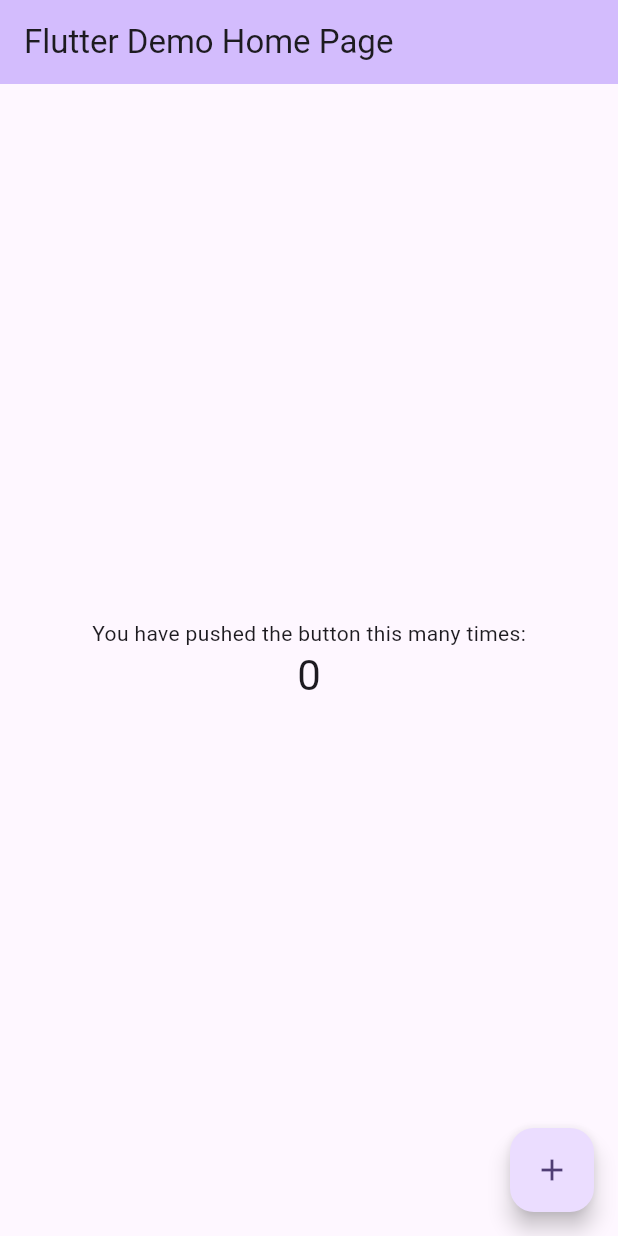
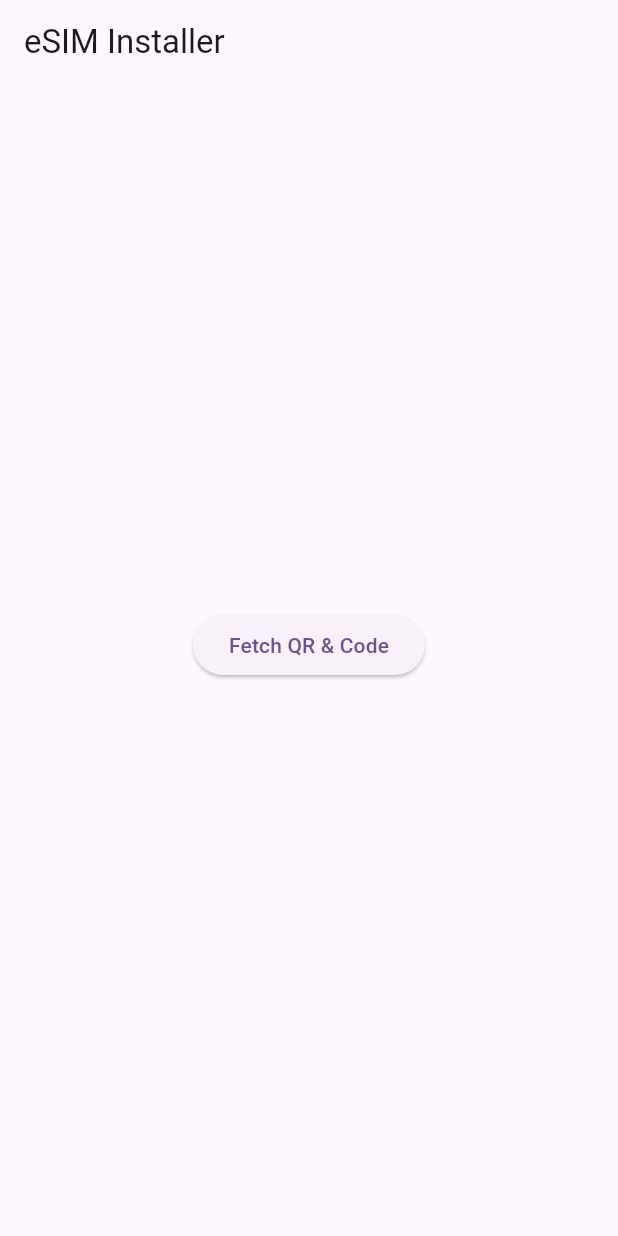
Before and after one commit to scottlever99/eSIM_Test, a Flutter app: the screen it shows after launch, on a phone screen of 412 x 824 dp. Run offline on Flutter 3.47's test engine with Material 3 defaults, Android fonts, the phone set to English and light mode, and no system bars; missing offline and left inert: esim_installer_flutter.

Commit message:
Added API tech - Need to update flutter pub get

```diff
--- a/lib/main.dart
+++ b/lib/main.dart
@@ -1,4 +1,10 @@
+import 'dart:convert';
+import 'dart:typed_data';
 import 'package:flutter/material.dart';
+import 'package:http/http.dart' as http;
+import 'package:url_launcher/url_launcher.dart';
+import 'package:esim_installer_flutter/esim_installer_flutter.dart';
+
 
 void main() {
   runApp(const MyApp());
@@ -54,69 +60,73 @@
 }
 
 class _MyHomePageState extends State<MyHomePage> {
-  int _counter = 0;
+  Uint8List? qrImageBytes;
+  String? smdpAddress;
+  String? activationToken;
+  String status = '';
 
-  void _incrementCounter() {
-    setState(() {
-      // This call to setState tells the Flutter framework that something has
-      // changed in this State, which causes it to rerun the build method below
-      // so that the display can reflect the updated values. If we changed
-      // _counter without calling setState(), then the build method would not be
-      // called again, and so nothing would appear to happen.
-      _counter++;
-    });
+  Future<void> _fetchData() async {
+    const url = 'https://esim-api.onrender.com/api/provision'; // replace with your API
+
+    try {
+      final res = await http.post(
+        Uri.parse(url),
+        headers: {'Content-Type': 'application/json'},
+        body: jsonEncode({"transType": "validate"}), // example payload
+      );
+
+      if (res.statusCode == 200) {
+        final data = jsonDecode(res.body);
+        setState(() {
+          smdpAddress = data['activationCode'].split(r'$')[1];   // e.g. rsp-3104.idemia.io
+          activationToken = data['activationCode'].split(r'$')[2]; // e.g. RWCCN‑...
+          qrImageBytes = base64Decode(data['qrImageBase64']);
+        });
+      } else {
+        setState(() => status = 'Error ${res.statusCode}');
+      }
+    } catch (e) {
+      debugPrint('Error: $e');
+    }
+  }
+
+
+  Future<void> _installEsim() async {
+    final support = await EsimInstallerFlutter().isSupportESim() ?? false;
+    if (!support) {
+      setState(() => status = 'eSIM not supported');
+      return;
+    }
+    try {
+      final result = await EsimInstallerFlutter().installESimProfile(
+        smdpAddress: smdpAddress!,
+        activationToken: activationToken!,
+      );
+      setState(() => status = 'Result: $result');
+    } catch (e) {
+      setState(() => status = 'Install error: $e');
+    }
   }
 
   @override
-  Widget build(BuildContext context) {
-    // This method is rerun every time setState is called, for instance as done
-    // by the _incrementCounter method above.
-    //
-    // The Flutter framework has been optimized to make rerunning build methods
-    // fast, so that you can just rebuild anything that needs updating rather
-    // than having to individually change instances of widgets.
+  Widget build(BuildContext ctx) {
     return Scaffold(
-      appBar: AppBar(
-        // TRY THIS: Try changing the color here to a specific color (to
-        // Colors.amber, perhaps?) and trigger a hot reload to see the AppBar
-        // change color while the other colors stay the same.
-        backgroundColor: Theme.of(context).colorScheme.inversePrimary,
-        // Here we take the value from the MyHomePage object that was created by
-        // the App.build method, and use it to set our appbar title.
-        title: Text(widget.title),
-      ),
+      appBar: AppBar(title: const Text('eSIM Installer')),
       body: Center(
-        // Center is a layout widget. It takes a single child and positions it
-        // in the middle of the parent.
-        child: Column(
-          // Column is also a layout widget. It takes a list of children and
-          // arranges them vertically. By default, it sizes itself to fit its
-          // children horizontally, and tries to be as tall as its parent.
-          //
-          // Column has various properties to control how it sizes itself and
-          // how it positions its children. Here we use mainAxisAlignment to
-          // center the children vertically; the main axis here is the vertical
-          // axis because Columns are vertical (the cross axis would be
-          // horizontal).
-          //
-          // TRY THIS: Invoke "debug painting" (choose the "Toggle Debug Paint"
-          // action in the IDE, or press "p" in the console), to see the
-          // wireframe for each widget.
-          mainAxisAlignment: MainAxisAlignment.center,
-          children: <Widget>[
-            const Text('You have pushed the button this many times:'),
-            Text(
-              '$_counter',
-              style: Theme.of(context).textTheme.headlineMedium,
-            ),
-          ],
+        child: SingleChildScrollView(
+          child: Column(mainAxisAlignment: MainAxisAlignment.center, children: [
+            ElevatedButton(onPressed: _fetchData, child: const Text('Fetch QR & Code')),
+            const SizedBox(height: 20),
+            if (qrImageBytes != null) ...[
+              Image.memory(qrImageBytes!, width: 250),
+              const SizedBox(height: 20),
+              ElevatedButton(onPressed: _installEsim, child: const Text('Install eSIM')),
+            ],
+            if (status.isNotEmpty)
+              Padding(padding: const EdgeInsets.all(16), child: Text(status)),
+          ]),
         ),
       ),
-      floatingActionButton: FloatingActionButton(
-        onPressed: _incrementCounter,
-        tooltip: 'Increment',
-        child: const Icon(Icons.add),
-      ), // This trailing comma makes auto-formatting nicer for build methods.
     );
   }
 }
--- a/pubspec.yaml
+++ b/pubspec.yaml
@@ -30,6 +30,10 @@ environment:
 dependencies:
   flutter:
     sdk: flutter
+  http: ^1.2.0  # Add this line
+  qr_flutter: ^4.1.0
+  url_launcher: ^6.2.5
+  esim_installer_flutter: ^1.2.1  # Add this
 
   # The following adds the Cupertino Icons font to your application.
   # Use with the CupertinoIcons class for iOS style icons.
```
Also changed, not shown: 1 other file.
